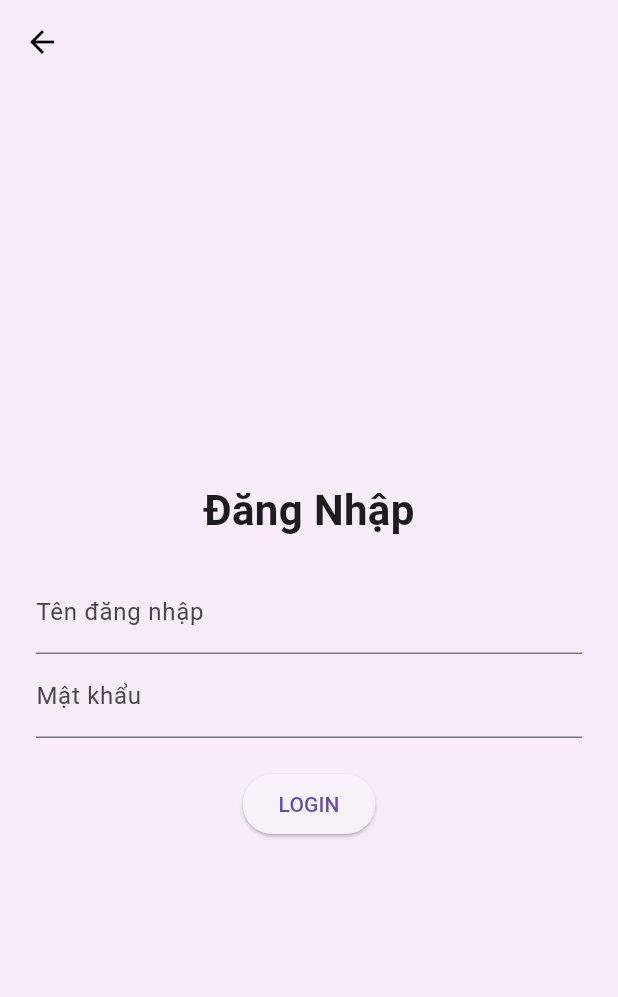
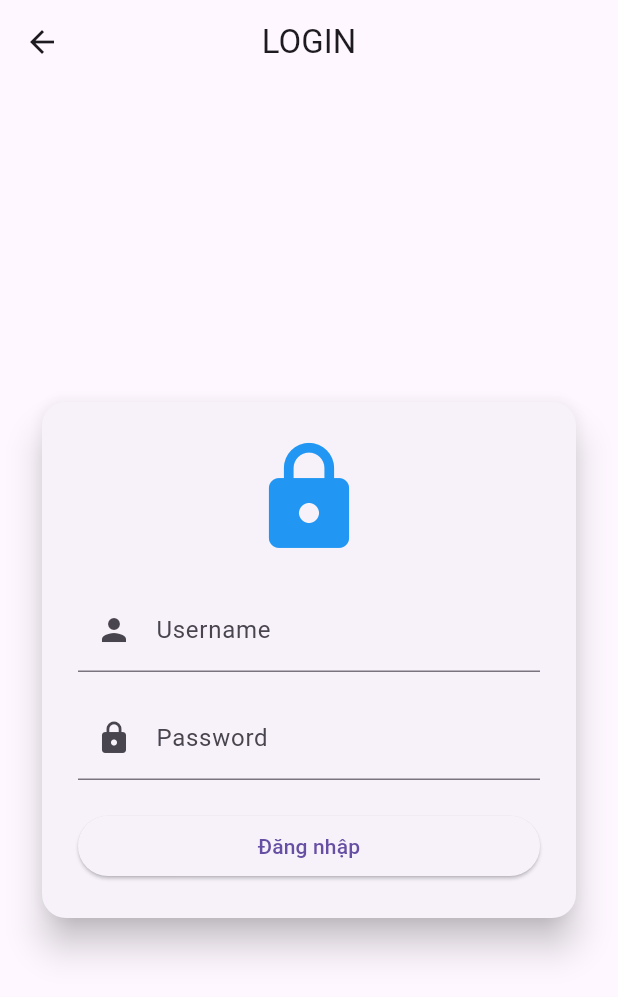
Before and after one commit to Hanngaongo/Flutter, a Flutter app: the LoginPage screen opened by its route, on a phone screen of 412 x 824 dp. Shown: the top 997 px of the screen. Run offline on Flutter 3.47's test engine with Material 3 defaults, Android fonts, the phone set to English and light mode, and no system bars; our stand-ins replace dio.

```diff
--- a/lib/login.dart
+++ b/lib/login.dart
@@ -1,90 +1,119 @@
+import 'dart:convert';
 import 'package:flutter/material.dart';
-import 'auth_service.dart';
+import 'package:http/http.dart' as http;
 import 'profile.dart';
+import 'main.dart';
 
 class LoginPage extends StatefulWidget {
+  const LoginPage({super.key});
+
   @override
   State<LoginPage> createState() => _LoginPageState();
 }
 
 class _LoginPageState extends State<LoginPage> {
-  final TextEditingController userCtrl = TextEditingController();
-  final TextEditingController passCtrl = TextEditingController();
-
-  final AuthService auth = AuthService();
+  final _user = TextEditingController();
+  final _pass = TextEditingController();
   bool loading = false;
 
-  login() async {
+  Future<void> login() async {
     setState(() => loading = true);
 
-    final data = await auth.login(userCtrl.text.trim(), passCtrl.text.trim());
+    final res = await http.post(
+      Uri.parse("https://dummyjson.com/auth/login"),
+      headers: {"Content-Type": "application/json"},
+      body: jsonEncode({
+        "username": _user.text.trim(),
+        "password": _pass.text.trim(),
+      }),
+    );
 
     setState(() => loading = false);
 
-    if (data == null || data["token"] == null) {
-      ScaffoldMessenger.of(context).showSnackBar(
-        SnackBar(content: Text(auth.lastError ?? "Lỗi không xác định")),
-      );
-      return;
-    }
+    if (res.statusCode == 200) {
+      final data = jsonDecode(res.body);
 
       Navigator.pushReplacement(
         context,
         MaterialPageRoute(
-        builder: (_) => ProfilePage(
-          token: data["token"],
-        ),
+          builder: (_) => ProfileScreen(user: data, token: null,),
         ),
       );
+    } else {
+      ScaffoldMessenger.of(context).showSnackBar(
+        const SnackBar(content: Text("Sai tài khoản hoặc mật khẩu")),
+      );
+    }
   }
 
   @override
   Widget build(BuildContext context) {
     return Scaffold(
       appBar: AppBar(
-        backgroundColor: Colors.transparent,
-        elevation: 0,
-        leading: Tooltip(
-          message: 'Back',
-          child: IconButton(
-            icon: const Icon(Icons.arrow_back, color: Colors.black),
+        leading: IconButton(
+          icon: const Icon(Icons.arrow_back),
           onPressed: () {
-              Navigator.popUntil(context, (route) => route.isFirst);
+            // 🔥 BACK → GIAO DIỆN CHÍNH (DRAWER)
+            Navigator.pushAndRemoveUntil(
+              context,
+              MaterialPageRoute(builder: (_) => const HomeScreen()),
+              (route) => false,
+            );
           },
         ),
+        title: const Text("LOGIN"),
+        centerTitle: true,
       ),
-      ),
-      backgroundColor: Color(0xfff7ecf7),
+
       body: Center(
         child: Padding(
-          padding: EdgeInsets.all(24),
+          padding: const EdgeInsets.all(24),
+          child: Card(
+            elevation: 10,
+            shape: RoundedRectangleBorder(
+              borderRadius: BorderRadius.circular(16),
+            ),
+            child: Padding(
+              padding: const EdgeInsets.all(24),
               child: Column(
                 mainAxisSize: MainAxisSize.min,
                 children: [
-              Text("Đăng Nhập",
-                  style: TextStyle(fontSize: 28, fontWeight: FontWeight.bold)),
-              SizedBox(height: 20),
+                  const Icon(Icons.lock, size: 80, color: Colors.blue),
+                  const SizedBox(height: 20),
 
                   TextField(
-                controller: userCtrl,
-                decoration: InputDecoration(labelText: "Tên đăng nhập"),
+                    controller: _user,
+                    decoration: const InputDecoration(
+                      labelText: "Username",
+                      prefixIcon: Icon(Icons.person),
+                    ),
                   ),
 
+                  const SizedBox(height: 16),
+
                   TextField(
-                controller: passCtrl,
+                    controller: _pass,
                     obscureText: true,
-                decoration: InputDecoration(labelText: "Mật khẩu"),
+                    decoration: const InputDecoration(
+                      labelText: "Password",
+                      prefixIcon: Icon(Icons.lock),
+                    ),
                   ),
 
-              SizedBox(height: 20),
+                  const SizedBox(height: 20),
 
-              ElevatedButton(
+                  SizedBox(
+                    width: double.infinity,
+                    child: ElevatedButton(
                       onPressed: loading ? null : login,
                       child: loading
-                    ? CircularProgressIndicator(color: Colors.white)
-                    : Text("LOGIN"),
+                          ? const CircularProgressIndicator()
+                          : const Text("Đăng nhập"),
+                    ),
                   ),
                 ],
+              ),
+            ),
           ),
         ),
       ),
```
Also changed, not shown: lib/profile.dart (+109 -71 lines), lib/vercel.json (added). Lines whose indentation alone changed are shown as unchanged.
